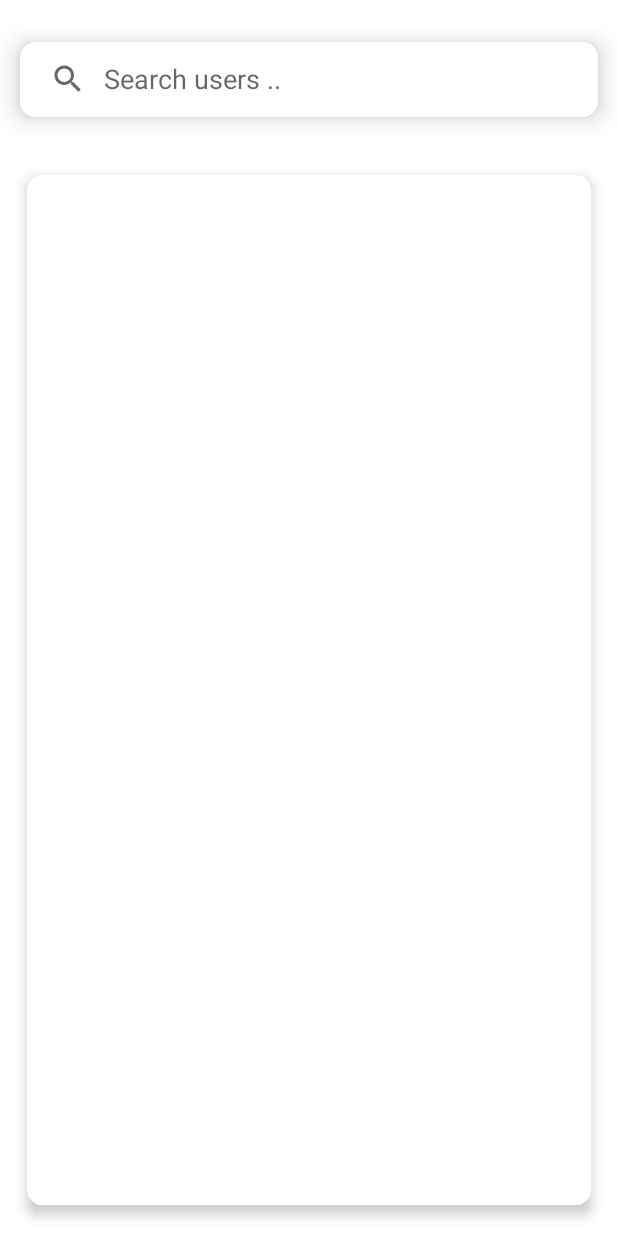
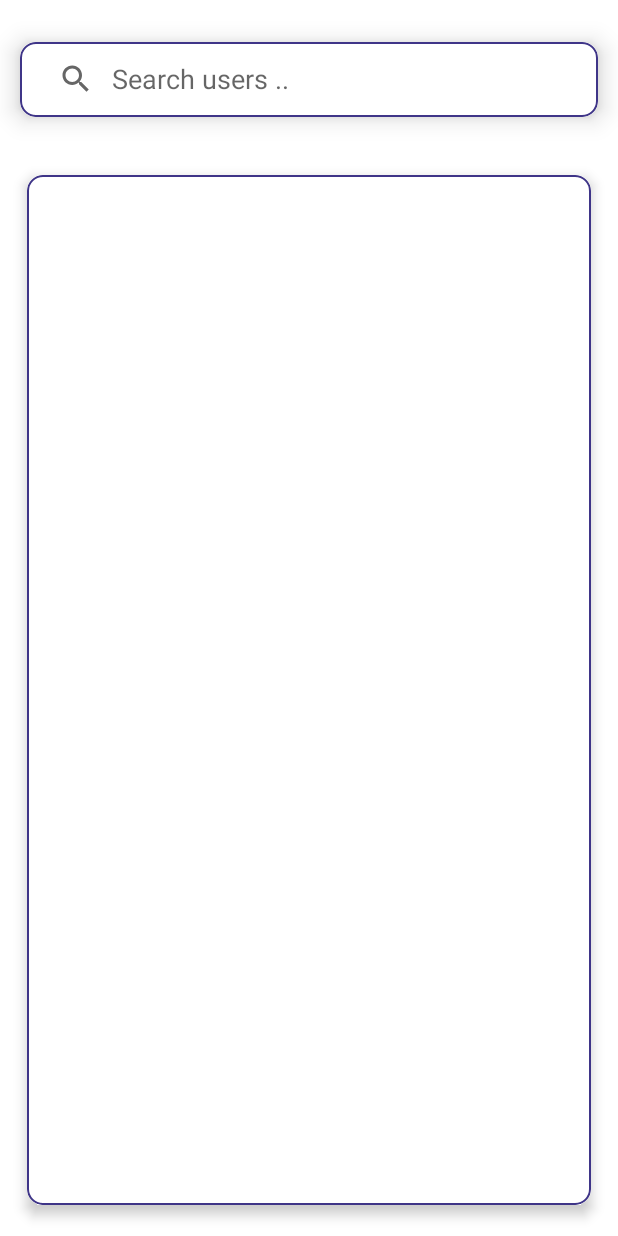
Before and after one commit to mohamedkholy/MyMessageChattingApp, an Android app: the screen it shows after launch once a user with an empty profile is signed in (add_chat_Activity), after a tap on an icon or button, on a phone screen of 412 x 824 dp. Run offline under Robolectric (Android 15) with nearby library versions, the light colour scheme and no system bars; our stand-ins replace Firebase (no records; nobody signed in at launch, a user with empty details on screens opened directly), Picasso; libraries missing offline, so code that uses them is left out: com.readystatesoftware.sqliteasset; pictures from the network do not load; 8 statements that could not run were skipped.

Commit message:
fixing bugs and adding ViewModel of  HomeChats

```diff
--- a/app/src/main/java/com/momo/mymessage/Notifications/MyFirebaseMessaging.kt
+++ b/app/src/main/java/com/momo/mymessage/Notifications/MyFirebaseMessaging.kt
@@ -8,6 +8,7 @@ import android.content.Intent
 import android.content.SharedPreferences
 import android.net.Uri
 import android.os.Build
+import android.util.Log
 import androidx.core.app.NotificationCompat
 import androidx.core.app.NotificationManagerCompat
 import com.google.firebase.auth.FirebaseAuth
@@ -55,10 +56,11 @@ class MyFirebaseMessaging:FirebaseMessagingService() {
         val intent=Intent(this,Chat_Activity::class.java)
 
         FirebaseDatabase.getInstance().getReference().child("users").child(user.toString()).get().addOnSuccessListener {
+
             val user=it.getValue(User::class.java)
             intent.putExtra("user",user)
             intent.flags=Intent.FLAG_ACTIVITY_CLEAR_TOP
-            val pi=PendingIntent.getActivity(this,0,intent,PendingIntent.FLAG_IMMUTABLE)
+            val pi=PendingIntent.getActivity(this,System.currentTimeMillis().toInt(),intent,PendingIntent.FLAG_IMMUTABLE)
 
             if(Build.VERSION.SDK_INT>=Build.VERSION_CODES.O)
             {
@@ -77,6 +79,7 @@ class MyFirebaseMessaging:FirebaseMessagingService() {
                             + baseContext.getPackageName()) + "/" + R.raw.new_message
                 ))
                 .setContentIntent(pi)
+
             val userId=sp.getString("userid",null)
             if(userId.equals(null)||!user!!.userid.equals(userId))
             NotificationManagerCompat.from(this).notify(System.currentTimeMillis().toInt(),builder.build())
--- /dev/null
+++ b/app/src/main/java/com/momo/mymessage/ViewModels/HomeChatsViewModel.kt
@@ -0,0 +1,97 @@
+package com.momo.mymessage.ViewModels
+
+import android.app.Activity
+import android.view.View
+import androidx.lifecycle.MutableLiveData
+import androidx.lifecycle.ViewModel
+import com.google.firebase.auth.FirebaseAuth
+import com.google.firebase.database.ChildEventListener
+import com.google.firebase.database.DataSnapshot
+import com.google.firebase.database.DatabaseError
+import com.google.firebase.database.FirebaseDatabase
+import com.momo.mymessage.db.db_chats_manage
+import com.momo.mymessage.pogo.User
+
+class HomeChatsViewModel(activity: Activity) : ViewModel() {
+
+    val liveData=MutableLiveData<ArrayList<User>>()
+    lateinit var chats_list:ArrayList<User>
+    lateinit var chatsname:ArrayList<String>
+    val databaseReference= FirebaseDatabase.getInstance().getReference()
+    val dbChatsManage= db_chats_manage(activity)
+    val id=FirebaseAuth.getInstance().currentUser!!.uid
+
+
+
+    fun getChats(){
+        chatsname=dbChatsManage.getChatsid()
+        chats_list=dbChatsManage.getChats(id!!)
+        liveData.value=chats_list
+
+        databaseReference.child("users").child(id!!).child("messages").addChildEventListener(object :
+            ChildEventListener {
+            override fun onChildAdded(snapshot: DataSnapshot, previousChildName: String?) {
+                // Log.d("ggg", list_to_get.toString())
+                if(!chatsname.contains( snapshot.key.toString())) {
+                    chatsname.add(snapshot.key.toString())
+                    getChat(snapshot.key.toString())
+                }
+
+            }
+
+            override fun onChildChanged(snapshot: DataSnapshot, previousChildName: String?) {
+
+            }
+
+            override fun onChildRemoved(snapshot: DataSnapshot) {
+
+            }
+
+            override fun onChildMoved(snapshot: DataSnapshot, previousChildName: String?) {
+
+            }
+
+            override fun onCancelled(error: DatabaseError) {
+
+            }
+
+
+        })
+
+
+    }
+
+
+    fun addChat(user:User){
+
+        if(user!=null&&!chatsname.contains(user.userid)) {
+            dbChatsManage.addChat(id,user)
+            chats_list .add(user)
+            chatsname.add(user.userid!!)
+            liveData.value=chats_list
+        }
+
+    }
+
+
+    private fun getChat(idd: String) {
+
+
+
+        databaseReference.child("users").child(idd).get().addOnSuccessListener{
+            val user=it.getValue(User::class.java)
+
+            dbChatsManage.addChat(id!!,user!!)
+            chats_list.add(user)
+            liveData.value=chats_list
+        }
+
+
+
+
+
+
+
+    }
+
+}
--- a/app/src/main/java/com/momo/mymessage/ui/Home.kt
+++ b/app/src/main/java/com/momo/mymessage/ui/Home.kt
@@ -3,6 +3,7 @@ package com.momo.mymessage.ui
 import android.content.Intent
 import android.content.SharedPreferences
 import android.os.Bundle
+import android.util.Log
 import android.view.MenuItem
 import android.view.View
 import android.widget.*
@@ -19,6 +20,7 @@ import com.google.firebase.messaging.ktx.messaging
 import com.momo.mymessage.Adapter.chats_Adabter
 import com.momo.mymessage.pogo.Token
 import com.momo.mymessage.R
+import com.momo.mymessage.ViewModels.HomeChatsViewModel
 import com.momo.mymessage.databinding.ActivityHomeBinding
 import com.momo.mymessage.db.ClearDatabase
 import com.momo.mymessage.db.db_chats_manage
@@ -34,13 +36,16 @@ class home : AppCompatActivity() {
     lateinit var binding:ActivityHomeBinding
     lateinit var dbChatsManage:db_chats_manage
     lateinit var chatschats_Adabter:chats_Adabter
-    var  chats_list= arrayListOf<User>()
-    lateinit var chatsname:ArrayList<String>
+    val  chats_list= arrayListOf<User>()
     lateinit var sp:SharedPreferences
+    lateinit var  spp:SharedPreferences
+    lateinit var  editor:SharedPreferences.Editor
     lateinit var toggle: ActionBarDrawerToggle
     lateinit var drawer_header: View
     lateinit var header_img:ImageView
     lateinit var header_text:TextView
+    lateinit var homeChatsViewModel:HomeChatsViewModel
+
 
     override fun onStart() {
         super.onStart()
@@ -55,14 +60,15 @@ class home : AppCompatActivity() {
     override fun onResume() {
         super.onResume()
 
-        if(sp!=null){
-            binding.name.setText(sp.getString("username",null))
-        Picasso.get().load(sp.getString("imgUrl",null)).into( binding.img)}
-
         if (chatschats_Adabter!=null)
         chatschats_Adabter.notifyDataSetChanged()
 
+        editor.putString("userid",null)
+        editor.apply()
     }
+
+
+
 
     override fun onCreate(savedInstanceState: Bundle?) {
       super.onCreate(savedInstanceState)
@@ -70,29 +76,22 @@ class home : AppCompatActivity() {
       setContentView(binding.root)
 
 
+       initial()
 
-        sp=getSharedPreferences("info", MODE_PRIVATE)
-        dbChatsManage=db_chats_manage(baseContext)
-        chatsname=dbChatsManage.getChatsid()
-        chats_list=dbChatsManage.getChats(id!!)
-        drawer_header=binding.nav.getHeaderView(0)
-        header_img=drawer_header.findViewById(R.id.profilePhoto)
-        header_text=drawer_header.findViewById(R.id.drawer_text)
-        chatschats_Adabter=chats_Adabter(this@home, chats_list)
-        binding.recvChats.adapter =chatschats_Adabter
+
+        homeChatsViewModel=HomeChatsViewModel(this@home)
+        homeChatsViewModel.getChats()
+        homeChatsViewModel.liveData.observe(this@home){
+            chats_list.clear()
+            chats_list.addAll(it)
+            chatschats_Adabter.notifyDataSetChanged()
+
+
+        }
 
 
 
-        if(chats_list.size==0)
-            binding.chatsWord.visibility=View.INVISIBLE
-
-
         updateToken(FirebaseInstanceId.getInstance().token!!)
-
-
-
-
-
 
 
         binding.img.setOnClickListener{
@@ -111,8 +110,6 @@ class home : AppCompatActivity() {
       //ActionBar
       setSupportActionBar(binding.toolbar)
       supportActionBar?.setDisplayShowTitleEnabled(false)
-      binding.name.setText(sp.getString("username",null))
-      Picasso.get().load(sp.getString("imgUrl",null)).into( binding.img)
       header_text.setText(sp.getString("username",null))
         Picasso.get().load(sp.getString("imgUrl",null)).into( header_img)
         toggle= ActionBarDrawerToggle(this,binding.drawerLayout,binding.toolbar,R.string.open,R.string.close)
@@ -159,38 +156,20 @@ class home : AppCompatActivity() {
           startActivityForResult(intent,1)
        }
 
+    }
 
 
-        databaseReference.child("users").child(id!!).child("messages").addChildEventListener(object :ChildEventListener{
-            override fun onChildAdded(snapshot: DataSnapshot, previousChildName: String?) {
-                // Log.d("ggg", list_to_get.toString())
-                if(!chatsname.contains( snapshot.key.toString())) {
-                    chatsname.add(snapshot.key.toString())
-                    getusers(snapshot.key.toString())
-                }
+    private fun initial() {
+        spp=getSharedPreferences("CurrentUser", MODE_PRIVATE)
+        editor=spp.edit()
+        sp=getSharedPreferences("info", MODE_PRIVATE)
 
-            }
+        drawer_header=binding.nav.getHeaderView(0)
+        header_img=drawer_header.findViewById(R.id.profilePhoto)
+        header_text=drawer_header.findViewById(R.id.drawer_text)
 
-            override fun onChildChanged(snapshot: DataSnapshot, previousChildName: String?) {
-
-            }
-
-            override fun onChildRemoved(snapshot: DataSnapshot) {
-
-            }
-
-            override fun onChildMoved(snapshot: DataSnapshot, previousChildName: String?) {
-
-            }
-
-            override fun onCancelled(error: DatabaseError) {
-
-            }
-
-
-        })
-
-
+        chatschats_Adabter=chats_Adabter(this@home, chats_list)
+        binding.recvChats.adapter =chatschats_Adabter
     }
 
     fun updateToken(token:String){
@@ -200,26 +179,6 @@ class home : AppCompatActivity() {
 
 
     }
-
-    private fun getusers(idd: String) {
-
-
-            databaseReference.child("users").child(idd).get().addOnSuccessListener{
-             val user=it.getValue(User::class.java)
-
-                dbChatsManage.addChat(id!!,user!!)
-                chats_list.add(user)
-                binding.chatsWord.visibility=View.VISIBLE
-                chatschats_Adabter.notifyDataSetChanged()
-
-
-
-
-        }
-
-
-    }
-
 
     override fun onOptionsItemSelected(item: MenuItem): Boolean {
         if(toggle.onOptionsItemSelected(item))
@@ -235,14 +194,7 @@ class home : AppCompatActivity() {
 
 
             var user=data!!.getSerializableExtra("user") as? User
-            if(user!=null&&!chatsname.contains(user!!.userid)) {
-                dbChatsManage.addChat(id!!,user)
-                chats_list .add(user)
-                chatsname.add(user.userid!!)
-                binding.chatsWord.visibility=View.VISIBLE
-            chatschats_Adabter.notifyDataSetChanged()
-
-            }
+            homeChatsViewModel.addChat(user!!)
 
 
             }
--- a/app/src/main/res/drawable/search_item.xml
+++ b/app/src/main/res/drawable/search_item.xml
@@ -8,7 +8,7 @@
         android:width="1dp"/>
 
     <corners
-        android:radius="20dp"/>
+        android:radius="10dp"/>
 
 
 </shape>
--- a/app/src/main/res/layout/activity_add_chat.xml
+++ b/app/src/main/res/layout/activity_add_chat.xml
@@ -29,9 +29,13 @@
             android:layout_height="50dp"
             app:queryHint="Search users .."
              app:iconifiedByDefault="false"
+            android:padding="5dp"
+            android:background="@drawable/search_item"
               app:queryBackground="@color/white"
             />
         </androidx.cardview.widget.CardView>
+
+
 
         <androidx.cardview.widget.CardView
             android:layout_width="match_parent"
@@ -40,12 +44,14 @@
             app:cardElevation="5dp"
             app:cardCornerRadius="10dp"
             app:cardUseCompatPadding="true"
+
             >
         <androidx.recyclerview.widget.RecyclerView
             android:id="@+id/recv"
             android:layout_width="match_parent"
             android:layout_height="match_parent"
             android:padding="5dp"
+            android:background="@drawable/search_item"
             app:layoutManager="androidx.recyclerview.widget.LinearLayoutManager"
             />
         </androidx.cardview.widget.CardView>
--- a/app/src/main/res/layout/activity_login.xml
+++ b/app/src/main/res/layout/activity_login.xml
@@ -74,6 +74,7 @@
             android:inputType="textPassword"
             android:textColor="@color/black"
             android:textSize="16dp"
+
             android:textCursorDrawable="@null"/>
     </com.google.android.material.textfield.TextInputLayout>
 
--- a/app/src/main/res/layout/activity_signup.xml
+++ b/app/src/main/res/layout/activity_signup.xml
@@ -52,7 +52,7 @@
         android:layout_width="wrap_content"
         android:layout_height="wrap_content"
         android:textColor="@color/white"
-        android:text="Add photo"
+        android:text="Add photo +"
         android:textSize="25sp"
         android:paddingLeft="20dp"
         android:paddingRight="20dp"
--- a/app/src/main/res/layout/drawer_header_layout.xml
+++ b/app/src/main/res/layout/drawer_header_layout.xml
@@ -9,8 +9,8 @@
 
     <de.hdodenhof.circleimageview.CircleImageView
         android:id="@+id/profilePhoto"
-        android:layout_width="100dp"
-        android:layout_height="100dp"
+        android:layout_width="125dp"
+        android:layout_height="125dp"
         android:src="@drawable/profile"
         android:layout_marginBottom="10dp"
         android:layout_marginStart="25dp"
```
Also changed, not shown: app/src/main/java/com/momo/mymessage/Adapter/chats_Adabter.kt (+28 -6 lines), app/src/main/java/com/momo/mymessage/ViewModels/ChatViewModel.kt (renamed from app/src/main/java/com/momo/mymessage/ui/ChatViewModel.kt, +16 -15 lines), app/src/main/java/com/momo/mymessage/db/db_chats_manage.kt (+21 -0 lines), app/src/main/java/com/momo/mymessage/ui/Chat_Activity.kt (+9 -14 lines), app/src/main/res/drawable/textinput_background.xml (added, +7 -0 lines), app/src/main/res/layout/activity_home.xml (+2 -14 lines), app/src/main/res/layout/activity_profile.xml (+6 -2 lines), app/src/main/res/layout/chat_out_item.xml (+44 -31 lines), app/src/main/res/values/themes.xml (+5 -4 lines), app/src/main/assets/databases/Mymessage.db.
